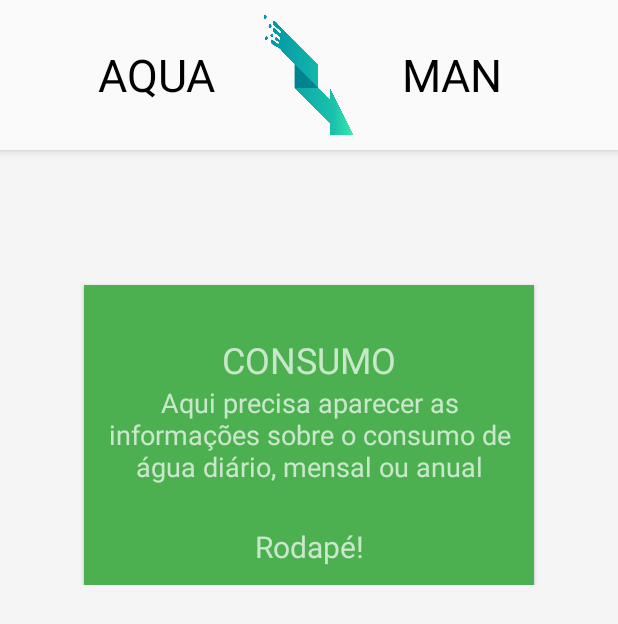
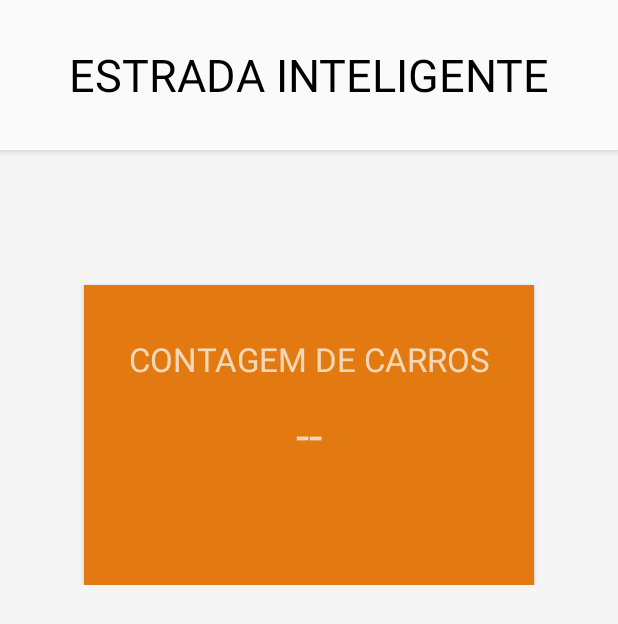
Before and after one commit to jardelufc/ProjetoMicro, an Android app: the layout activity_main.xml on its own in the app's theme, with its tools: preview values and no code run, on a phone screen of 412 x 824 dp. Shown: the top 624 px of the screen. Run offline under Robolectric (Android 15) with nearby library versions, the phone set to English and light mode, and no system bars.

Commit message:
Interface Atualizada

```diff
--- a/sw/Android/app/src/main/res/layout/activity_main.xml
+++ b/sw/Android/app/src/main/res/layout/activity_main.xml
@@ -45,32 +45,12 @@
                     android:layout_width="20dp"
                     android:layout_height="wrap_content"
                     android:layout_weight="1"
-                    android:text="AQUA"
-                    android:textAlignment="textEnd"
+                    android:gravity="end"
+                    android:text="ESTRADA INTELIGENTE"
+                    android:textAlignment="center"
                     android:textColor="@android:color/black"
                     android:textSize="30sp"
-                    android:visibility="visible"
-                    android:gravity="end" />
-
-                <ImageView
-                    android:id="@+id/imageView"
-                    android:layout_width="1dp"
-                    android:layout_height="80dp"
-                    android:layout_weight="1"
-                    android:visibility="visible"
-                    app:srcCompat="@drawable/logo" />
-
-                <TextView
-                    android:id="@+id/textView14"
-                    android:layout_width="20dp"
-                    android:layout_height="wrap_content"
-                    android:layout_weight="1"
-                    android:text="MAN"
-                    android:textAlignment="textStart"
-                    android:textColor="@android:color/black"
-                    android:textSize="30sp"
-                    android:visibility="visible"
-                    android:gravity="start" />
+                    android:visibility="visible" />
 
             </LinearLayout>
 
@@ -88,7 +68,7 @@
                 android:layout_alignParentTop="true"
                 android:layout_centerHorizontal="true"
                 android:layout_marginTop="90dp"
-                android:background="#4CAF50"
+                android:background="@color/colorPrimaryDark"
                 android:elevation="2dp"
                 android:visibility="visible">
 
@@ -105,10 +85,11 @@
                         android:layout_above="@+id/infoCard"
                         android:layout_alignParentLeft="true"
                         android:layout_alignParentStart="true"
+                        android:layout_marginBottom="14dp"
                         android:fontFamily="sans-serif"
-                        android:text="CONSUMO"
+                        android:text="CONTAGEM DE CARROS"
                         android:textAlignment="center"
-                        android:textSize="24sp"
+                        android:textSize="22sp"
                         android:visibility="visible" />
 
                     <TextView
@@ -120,23 +101,23 @@
                         android:layout_centerVertical="true"
                         android:paddingLeft="10dp"
                         android:paddingRight="10dp"
-                        android:text="Aqui precisa aparecer as informações sobre o consumo de água diário, mensal ou anual"
+                        android:text="--"
                         android:textAlignment="center"
-                        android:textSize="18sp"
+                        android:textSize="32sp"
                         android:visibility="visible" />
 
                     <TextView
                         android:id="@+id/bottomCard"
                         android:layout_width="match_parent"
                         android:layout_height="wrap_content"
-                        android:layout_alignParentBottom="true"
                         android:layout_alignParentLeft="true"
                         android:layout_alignParentStart="true"
-                        android:layout_marginBottom="12dp"
-                        android:text="Rodapé!"
+                        android:layout_below="@+id/infoCard"
+                        android:layout_marginTop="17dp"
+                        android:text="Litros"
                         android:textAlignment="center"
                         android:textSize="20sp"
-                        android:visibility="visible" />
+                        android:visibility="invisible" />
 
                 </RelativeLayout>
 
```
Also changed, not shown: sw/Android/app/src/main/res/drawable/logo.png (deleted).
